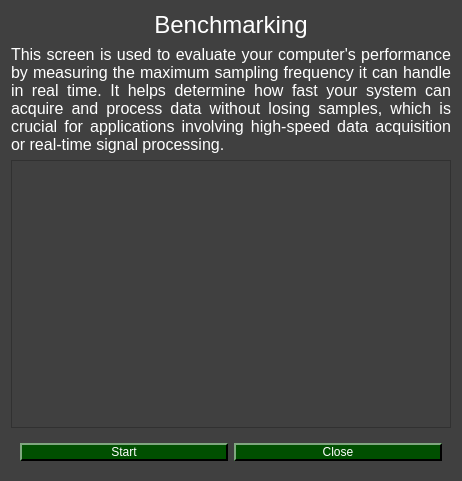
Qt form pydaq/uis/PyDAQ_Benchmarking.ui (samirmartins/pydaq) before a commit.
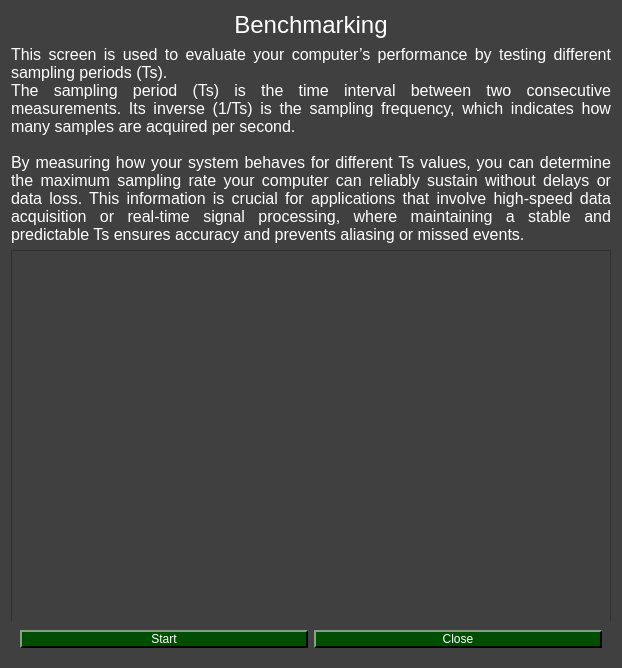
The same form after that commit. Icons and pictures are not drawn.

Commit message: some changes in benchmarking arduino

The edit to the form file:
```diff
--- a/pydaq/uis/PyDAQ_Benchmarking.ui
+++ b/pydaq/uis/PyDAQ_Benchmarking.ui
@@ -6,8 +6,8 @@
    <rect>
     <x>0</x>
     <y>0</y>
-    <width>462</width>
-    <height>481</height>
+    <width>618</width>
+    <height>668</height>
    </rect>
   </property>
   <property name="windowTitle">
@@ -367,14 +367,14 @@
     <widget class="QLabel" name="label_2">
      <property name="minimumSize">
       <size>
-       <width>300</width>
+       <width>600</width>
        <height>0</height>
       </size>
      </property>
      <property name="maximumSize">
       <size>
        <width>16777215</width>
-       <height>120</height>
+       <height>600</height>
       </size>
      </property>
      <property name="font">
@@ -389,7 +389,10 @@
       </font>
      </property>
      <property name="text">
-      <string>This screen is used to evaluate your computer's performance by measuring the maximum sampling frequency it can handle in real time. It helps determine how fast your system can acquire and process data without losing samples, which is crucial for applications involving high-speed data acquisition or real-time signal processing.</string>
+      <string>This screen is used to evaluate your computer’s performance by testing different sampling periods (Ts).
+The sampling period (Ts) is the time interval between two consecutive measurements. Its inverse (1/Ts) is the sampling frequency, which indicates how many samples are acquired per second.
+
+By measuring how your system behaves for different Ts values, you can determine the maximum sampling rate your computer can reliably sustain without delays or data loss. This information is crucial for applications that involve high-speed data acquisition or real-time signal processing, where maintaining a stable and predictable Ts ensures accuracy and prevents aliasing or missed events.</string>
      </property>
      <property name="textFormat">
       <enum>Qt::TextFormat::PlainText</enum>
@@ -403,7 +406,20 @@
     </widget>
    </item>
    <item row="2" column="0">
-    <widget class="QPlainTextEdit" name="value_beench"/>
+    <widget class="QPlainTextEdit" name="value_beench">
+     <property name="minimumSize">
+      <size>
+       <width>0</width>
+       <height>400</height>
+      </size>
+     </property>
+     <property name="maximumSize">
+      <size>
+       <width>16777215</width>
+       <height>400</height>
+      </size>
+     </property>
+    </widget>
    </item>
    <item row="3" column="0">
     <widget class="QWidget" name="widget" native="true">
```
The commit also changes 2 other files.
